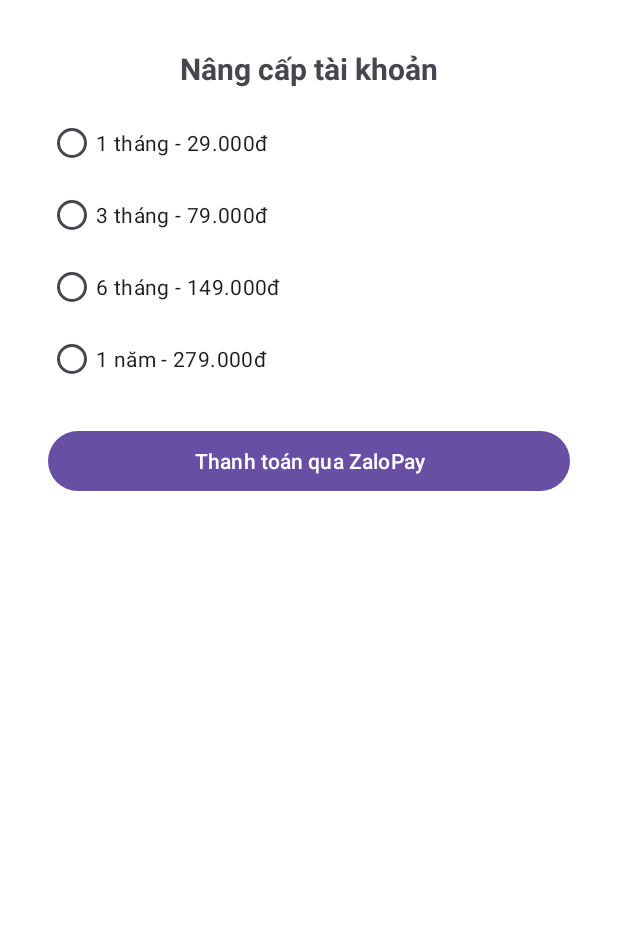
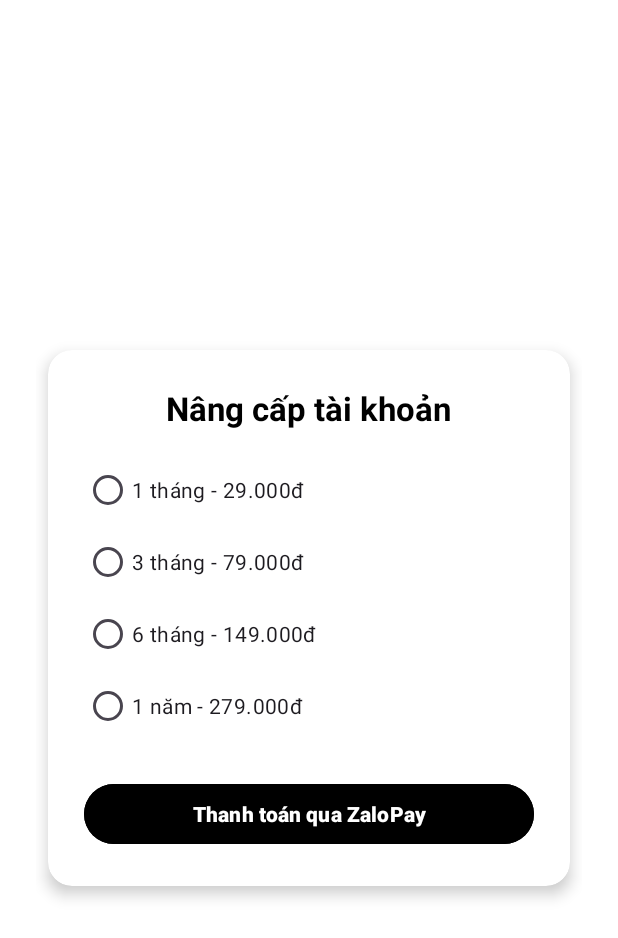
Before and after one commit to thvy815/FocusFlow_Frontend, an Android app: the layout bottom_sheet_zalopay.xml on its own in the app's theme, with its tools: preview values and no code run, on a phone screen of 412 x 824 dp. Shown: the top 938 px of the screen. Run offline under Robolectric (Android 15) with nearby library versions, the phone set to English and light mode, and no system bars; network calls fail; Roboto replaces fonts that are not available here.

Commit message:
zalopay xinh xinh

```diff
--- a/app/src/main/res/layout/bottom_sheet_zalopay.xml
+++ b/app/src/main/res/layout/bottom_sheet_zalopay.xml
@@ -3,51 +3,66 @@
     xmlns:app="http://schemas.android.com/apk/res-auto"
     android:layout_width="match_parent"
     android:layout_height="match_parent"
-    android:padding="16dp"
-    android:background="@android:color/white">
+    android:background="@android:color/white"
+    android:padding="24dp">
+
+    <androidx.cardview.widget.CardView
+        android:layout_width="0dp"
+        android:layout_height="wrap_content"
+        android:layout_margin="8dp"
+        app:cardCornerRadius="16dp"
+        app:cardElevation="6dp"
+        app:layout_constraintTop_toTopOf="parent"
+        app:layout_constraintBottom_toBottomOf="parent"
+        app:layout_constraintStart_toStartOf="parent"
+        app:layout_constraintEnd_toEndOf="parent">
 
         <LinearLayout
             android:layout_width="match_parent"
             android:layout_height="wrap_content"
             android:orientation="vertical"
-        app:layout_constraintTop_toTopOf="parent"
-        app:layout_constraintStart_toStartOf="parent"
-        android:padding="16dp">
+            android:padding="24dp"
+            android:gravity="center_horizontal">
 
             <TextView
                 android:id="@+id/title"
-            android:layout_width="match_parent"
+                android:layout_width="wrap_content"
                 android:layout_height="wrap_content"
                 android:text="Nâng cấp tài khoản"
-            android:textSize="20sp"
+                android:textSize="22sp"
                 android:textStyle="bold"
-            android:gravity="center"
-            android:paddingBottom="12dp"/>
+                android:textColor="@android:color/black"
+                android:paddingBottom="16dp" />
 
             <RadioGroup
                 android:id="@+id/planGroup"
                 android:layout_width="match_parent"
-            android:layout_height="wrap_content">
+                android:layout_height="wrap_content"
+                android:orientation="vertical">
+
                 <RadioButton
                     android:id="@+id/plan1"
-                android:layout_width="wrap_content"
+                    android:layout_width="match_parent"
                     android:layout_height="wrap_content"
-                android:text="1 tháng - 29.000đ"/>
+                    android:text="1 tháng - 29.000đ" />
+
                 <RadioButton
                     android:id="@+id/plan3"
-                android:layout_width="wrap_content"
+                    android:layout_width="match_parent"
                     android:layout_height="wrap_content"
-                android:text="3 tháng - 79.000đ"/>
+                    android:text="3 tháng - 79.000đ" />
+
                 <RadioButton
                     android:id="@+id/plan6"
-                android:layout_width="wrap_content"
+                    android:layout_width="match_parent"
                     android:layout_height="wrap_content"
-                android:text="6 tháng - 149.000đ"/>
+                    android:text="6 tháng - 149.000đ" />
+
                 <RadioButton
                     android:id="@+id/plan12"
-                android:layout_width="wrap_content"
+                    android:layout_width="match_parent"
                     android:layout_height="wrap_content"
-                android:text="1 năm - 279.000đ"/>
+                    android:text="1 năm - 279.000đ" />
             </RadioGroup>
 
             <Button
@@ -55,7 +70,11 @@
                 android:layout_width="match_parent"
                 android:layout_height="wrap_content"
                 android:text="Thanh toán qua ZaloPay"
-            android:layout_marginTop="20dp"/>
+                android:layout_marginTop="24dp"
+                android:backgroundTint="@color/black"
+                android:textColor="@android:color/white"
+                android:textStyle="bold" />
         </LinearLayout>
+    </androidx.cardview.widget.CardView>
 
 </androidx.constraintlayout.widget.ConstraintLayout>
```
Lines whose indentation alone changed are shown as unchanged.
